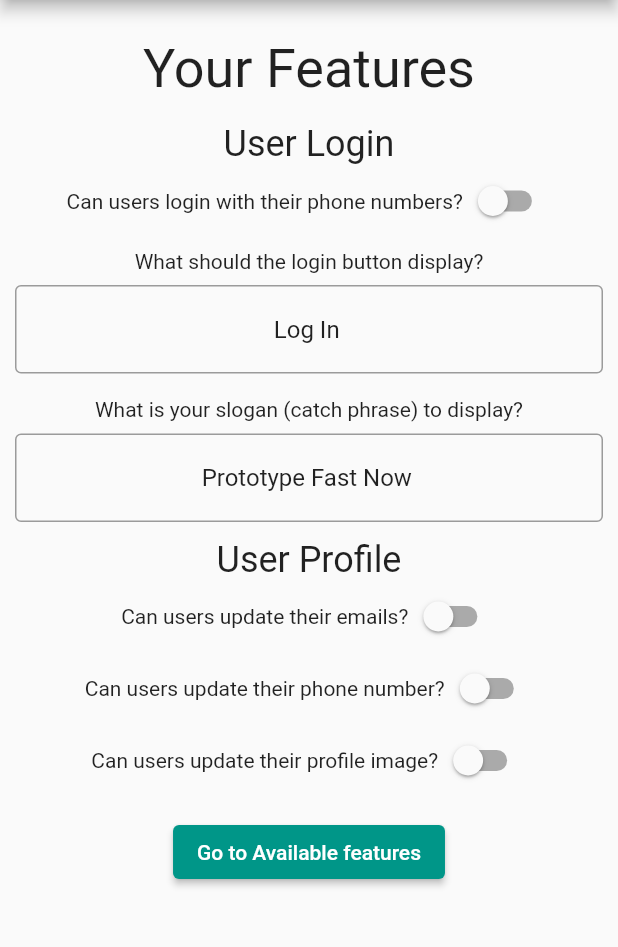
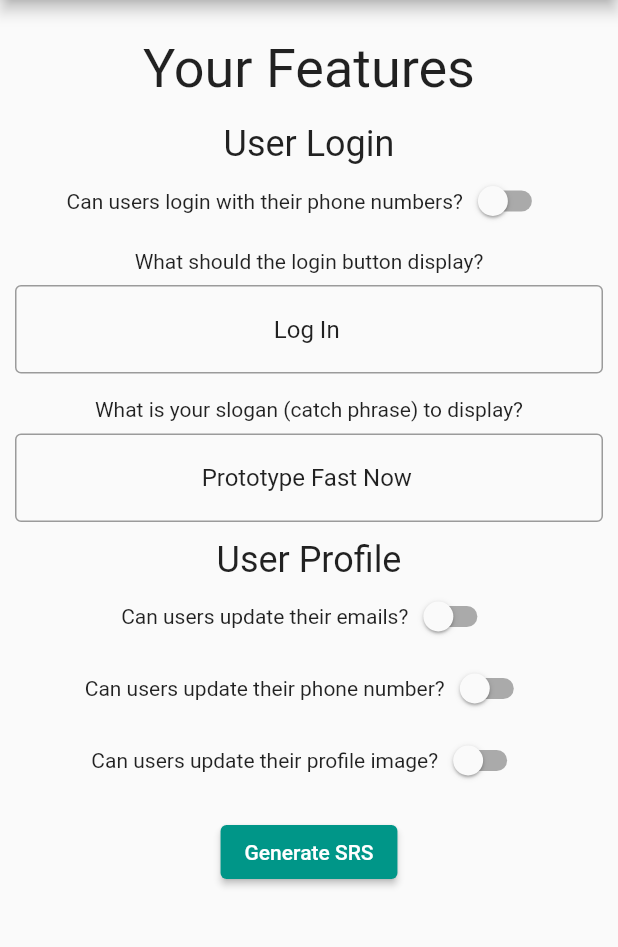
Before and after one commit to ElBatanony/ProtoFast, a Flutter app: the screen it shows after launch, on a phone screen of 412 x 824 dp, the part 84-1031 px from its top. Run offline on Flutter 3.47's test engine with Material 2 defaults, Android fonts, the phone set to English and light mode, and no system bars.

Commit message:
resolving merge issue

```diff
--- a/lib/main.dart
+++ b/lib/main.dart
@@ -67,8 +67,7 @@ class _MyHomePageState extends State<MyHomePage> {
                   height: 10,
                 ),
                 ElevatedButton(
-                    onPressed: goToSRS,
-                    child: const Text('Go to Available features')),
+                    onPressed: goToSRS, child: const Text('Generate SRS')),
               ],
             ),
           ),
```
